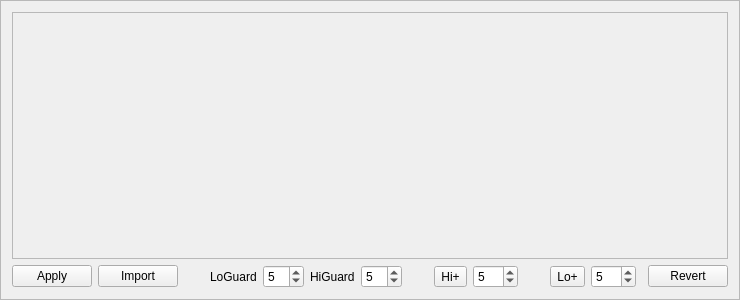
dmaone/CommonSense, file FlightController/ThresholdEditor.ui: the form before one commit.
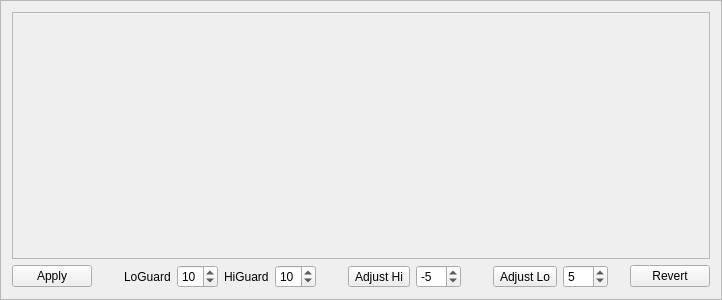
The form after the commit.

Commit message: Threshold editor. Bandpass filter for firmware.

Patch:
```diff
--- a/FlightController/ThresholdEditor.ui
+++ b/FlightController/ThresholdEditor.ui
@@ -20,14 +20,14 @@
    <enum>QFrame::Raised</enum>
   </property>
   <layout class="QGridLayout" name="gridLayout_2">
-   <item row="1" column="3">
+   <item row="1" column="2">
     <widget class="QLabel" name="label">
      <property name="text">
       <string>LoGuard</string>
      </property>
     </widget>
    </item>
-   <item row="1" column="7">
+   <item row="1" column="6">
     <spacer name="horizontalSpacer_4">
      <property name="orientation">
       <enum>Qt::Horizontal</enum>
@@ -43,7 +43,7 @@
      </property>
     </spacer>
    </item>
-   <item row="1" column="13">
+   <item row="1" column="12">
     <spacer name="horizontalSpacer">
      <property name="orientation">
       <enum>Qt::Horizontal</enum>
@@ -56,19 +56,6 @@
      </property>
     </spacer>
    </item>
-   <item row="1" column="1">
-    <widget class="QPushButton" name="importButton">
-     <property name="minimumSize">
-      <size>
-       <width>80</width>
-       <height>0</height>
-      </size>
-     </property>
-     <property name="text">
-      <string>Import</string>
-     </property>
-    </widget>
-   </item>
    <item row="1" column="0">
     <widget class="QPushButton" name="applyButton">
      <property name="text">
@@ -76,21 +63,21 @@
      </property>
     </widget>
    </item>
-   <item row="1" column="14">
+   <item row="1" column="13">
     <widget class="QPushButton" name="revertButton">
      <property name="text">
       <string>Revert</string>
      </property>
     </widget>
    </item>
-   <item row="1" column="4">
+   <item row="1" column="3">
     <widget class="QSpinBox" name="loGuardSpinbox">
      <property name="value">
-      <number>5</number>
+      <number>10</number>
      </property>
     </widget>
    </item>
-   <item row="0" column="0" colspan="15">
+   <item row="0" column="0" colspan="14">
     <widget class="QFrame" name="Dashboard">
      <property name="frameShape">
       <enum>QFrame::StyledPanel</enum>
@@ -100,14 +87,14 @@
      </property>
     </widget>
    </item>
-   <item row="1" column="8">
+   <item row="1" column="7">
     <widget class="QToolButton" name="hiPlusButton">
      <property name="text">
-      <string>Hi+</string>
+      <string>Adjust Hi</string>
      </property>
     </widget>
    </item>
-   <item row="1" column="2">
+   <item row="1" column="1">
     <spacer name="horizontalSpacer_2">
      <property name="orientation">
       <enum>Qt::Horizontal</enum>
@@ -123,7 +110,7 @@
      </property>
     </spacer>
    </item>
-   <item row="1" column="12">
+   <item row="1" column="11">
     <widget class="QSpinBox" name="loStepSpinbox">
      <property name="minimum">
       <number>-20</number>
@@ -136,7 +123,7 @@
      </property>
     </widget>
    </item>
-   <item row="1" column="9">
+   <item row="1" column="8">
     <widget class="QSpinBox" name="hiStepSpinbox">
      <property name="minimum">
       <number>-20</number>
@@ -145,11 +132,11 @@
       <number>20</number>
      </property>
      <property name="value">
-      <number>5</number>
+      <number>-5</number>
      </property>
     </widget>
    </item>
-   <item row="1" column="10">
+   <item row="1" column="9">
     <spacer name="horizontalSpacer_3">
      <property name="orientation">
       <enum>Qt::Horizontal</enum>
@@ -165,30 +152,30 @@
      </property>
     </spacer>
    </item>
-   <item row="1" column="11">
+   <item row="1" column="10">
     <widget class="QToolButton" name="loPlusButton">
      <property name="text">
-      <string>Lo+</string>
+      <string>Adjust Lo</string>
      </property>
     </widget>
    </item>
-   <item row="1" column="6">
-    <widget class="QSpinBox" name="hiGuardSpinbox">
-     <property name="value">
-      <number>5</number>
-     </property>
-     <property name="displayIntegerBase">
-      <number>10</number>
-     </property>
-    </widget>
-   </item>
-   <item row="1" column="5">
+   <item row="1" column="4">
     <widget class="QLabel" name="label_2">
      <property name="text">
       <string>HiGuard</string>
      </property>
     </widget>
    </item>
+   <item row="1" column="5">
+    <widget class="QSpinBox" name="hiGuardSpinbox">
+     <property name="value">
+      <number>10</number>
+     </property>
+     <property name="displayIntegerBase">
+      <number>10</number>
+     </property>
+    </widget>
+   </item>
   </layout>
  </widget>
  <resources/>
```
The commit also changes 14 other files.
